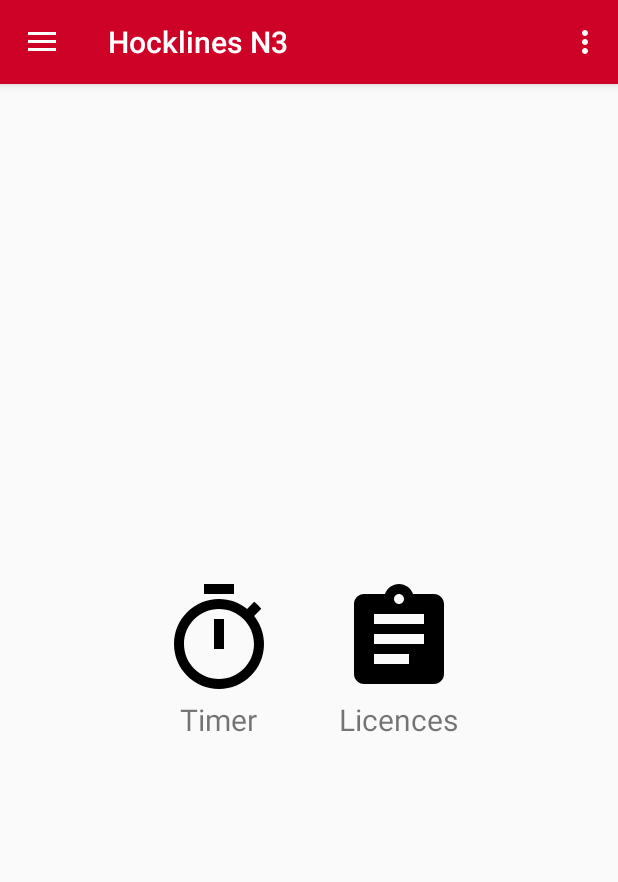
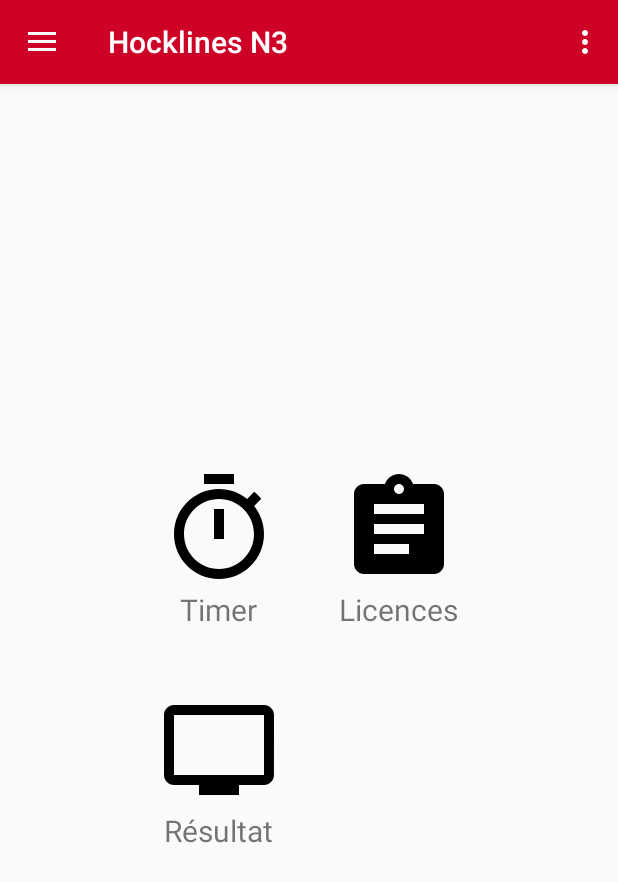
Before and after one commit to fbremec/Hocklines, an Android app: the screen it shows after launch (MainActivity), on a phone screen of 412 x 824 dp. Shown: the top 882 px of the screen. Run offline under Robolectric (Android 15) with nearby library versions, the phone set to English and light mode, and no system bars; our stand-ins replace EventBus.

Commit message:
feature match

```diff
--- a/app/build.gradle
+++ b/app/build.gradle
@@ -35,6 +35,7 @@ dependencies {
     compile 'com.github.bumptech.glide:glide:3.8.0'
     compile 'com.google.firebase:firebase-auth:10.0.1'
     compile 'com.google.android.gms:play-services-auth:10.0.1'
+    compile 'com.android.support:recyclerview-v7:25.3.1'
     testCompile 'junit:junit:4.12'
 }
 
--- /dev/null
+++ b/app/src/main/res/drawable/ic_main_fragment_match.xml
@@ -0,0 +1,9 @@
+<vector xmlns:android="http://schemas.android.com/apk/res/android"
+        android:width="80dp"
+        android:height="80dp"
+        android:viewportWidth="24.0"
+        android:viewportHeight="24.0">
+    <path
+        android:fillColor="#FF000000"
+        android:pathData="M21,3L3,3c-1.1,0 -2,0.9 -2,2v12c0,1.1 0.9,2 2,2h5v2h8v-2h5c1.1,0 1.99,-0.9 1.99,-2L23,5c0,-1.1 -0.9,-2 -2,-2zM21,17L3,17L3,5h18v12z"/>
+</vector>
--- a/app/src/main/res/layout/fragment_main.xml
+++ b/app/src/main/res/layout/fragment_main.xml
@@ -4,7 +4,7 @@
     android:layout_gravity="center"
     android:layout_width="wrap_content"
     android:layout_height="wrap_content"
-    android:rowCount="2"
+    android:rowCount="4"
     android:columnCount="2"
     tools:context="com.example.flo.hocklines.MainFragment">
 
@@ -51,4 +51,24 @@
             android:textSize="20sp"/>
     </LinearLayout>
 
+    <LinearLayout
+        android:onClick="matchFragmentClick"
+        android:layout_margin="20dp"
+        android:layout_width="wrap_content"
+        android:layout_height="wrap_content"
+        android:orientation="vertical">
+        <ImageView
+            android:layout_gravity="center"
+            android:layout_width="wrap_content"
+            android:layout_height="wrap_content"
+            android:src="@drawable/ic_main_fragment_match"/>
+
+        <TextView
+            android:layout_gravity="center"
+            android:layout_width="wrap_content"
+            android:layout_height="wrap_content"
+            android:text="Résultat"
+            android:textSize="20sp"/>
+    </LinearLayout>
+
 </GridLayout>
--- a/app/src/main/res/values/dimens.xml
+++ b/app/src/main/res/values/dimens.xml
@@ -9,4 +9,5 @@
 
 
     <dimen name="g_top_margin">100dp</dimen>
+    <dimen name="text_margin">16dp</dimen>
 </resources>
```
Also changed, not shown: app/src/main/AndroidManifest.xml (+7 -2 lines), app/src/main/java/com/example/flo/hocklines/MainActivity.java (+34 -9 lines), app/src/main/java/com/example/flo/hocklines/MainFragment.java (+3 -18 lines), app/src/main/java/com/example/flo/hocklines/licences/fragment/LicencesFragment.java (+5 -3 lines), app/src/main/java/com/example/flo/hocklines/match/fragment/MatchFragment.java (added, +83 -0 lines), app/src/main/java/com/example/flo/hocklines/service/Firebase/RealtimeMatch.java (added, +66 -0 lines), app/src/main/java/com/example/flo/hocklines/service/Firebase/model/MatchInfo.java (added, +47 -0 lines), app/src/main/java/com/example/flo/hocklines/service/LicenceService.java (added, +33 -0 lines), app/src/main/java/com/example/flo/hocklines/service/MatchService.java (renamed from app/src/main/java/com/example/flo/hocklines/service/HocklinesService.java, +6 -8 lines), app/src/main/java/com/example/flo/hocklines/utils/UtilsFunction.java (+24 -0 lines), app/src/main/java/config/Match.json (added, +41 -0 lines), app/src/main/res/layout/fragment_resultat.xml (added, +18 -0 lines), app/src/main/res/layout/item_resultat.xml (added, +50 -0 lines), app/src/main/res/values/strings.xml (indentation only).
